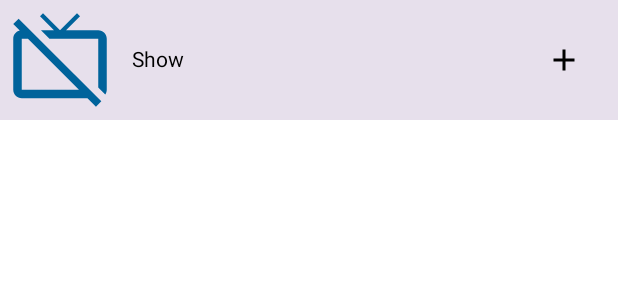
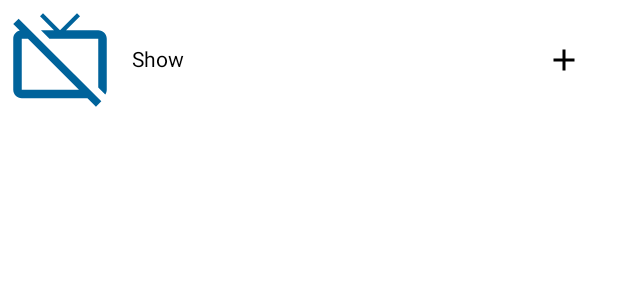
Before and after one commit to pacbittencourt0/mytvapp, an Android app built with Jetpack Compose: the @Preview function PreviewItem, on a phone screen of 412 x 824 dp. Shown: the top 300 px of the screen. Run offline under Robolectric (Android 15) with nearby library versions, the phone set to English and light mode, and no system bars; pictures from the network do not load.

Commit message:
Refactor search result item

```diff
--- a/app/src/main/kotlin/com/pacbittencourt/mytv/ui/search/SearchScreen.kt
+++ b/app/src/main/kotlin/com/pacbittencourt/mytv/ui/search/SearchScreen.kt
@@ -1,7 +1,6 @@
 package com.pacbittencourt.mytv.ui.search
 
 import androidx.compose.foundation.ExperimentalFoundationApi
-import androidx.compose.foundation.background
 import androidx.compose.foundation.clickable
 import androidx.compose.foundation.layout.Arrangement
 import androidx.compose.foundation.layout.Box
@@ -25,7 +24,6 @@ import androidx.compose.material3.HorizontalDivider
 import androidx.compose.material3.Icon
 import androidx.compose.material3.IconButton
 import androidx.compose.material3.LocalTextStyle
-import androidx.compose.material3.MaterialTheme
 import androidx.compose.material3.OutlinedTextField
 import androidx.compose.material3.Text
 import androidx.compose.runtime.Composable
@@ -135,6 +133,7 @@ private fun SearchResult(searchResult: SearchUiState, onAddShowClick: (ShowModel
     LazyColumn {
         items(items = data.searchResults, key = { it.id }) {
             Column(Modifier.animateItemPlacement()) {
+                HorizontalDivider()
                 SearchResultItem(
                     show = it,
                     onAddShowClick = onAddShowClick
@@ -153,7 +152,6 @@ private fun SearchResultItem(
     Row(
         modifier = Modifier
             .fillMaxWidth()
-            .background(MaterialTheme.colorScheme.surfaceVariant)
             .padding(4.dp),
         verticalAlignment = Alignment.CenterVertically,
     ) {
```
